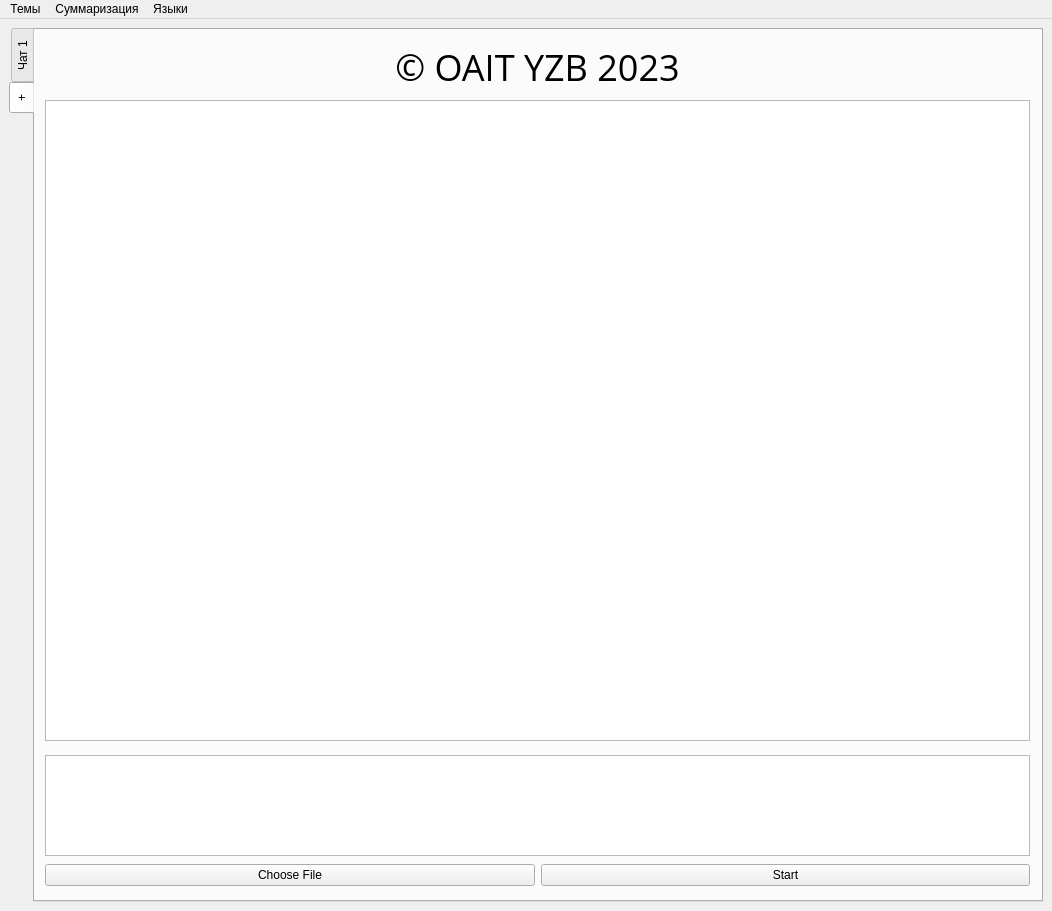
Qt form GUI/MainWindow2.ui (socloseeee/FileParserChatGPT) before a commit.
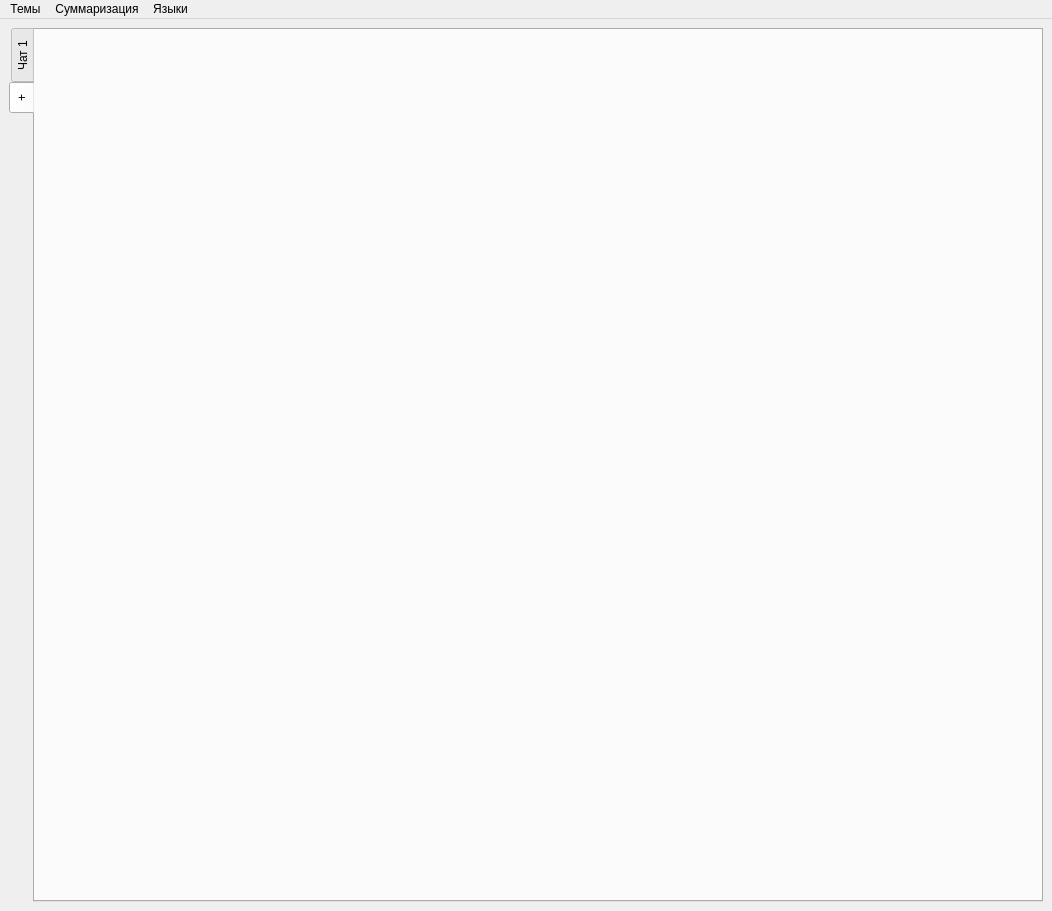
The same form after that commit. The open tabs and pages were chosen to show the change.

Diff of the .ui file:
```diff
--- a/GUI/MainWindow2.ui
+++ b/GUI/MainWindow2.ui
@@ -136,121 +136,6 @@
        <attribute name="title">
         <string>+</string>
        </attribute>
-       <widget class="QWidget" name="horizontalLayoutWidget_21">
-        <property name="geometry">
-         <rect>
-          <x>10</x>
-          <y>725</y>
-          <width>985</width>
-          <height>101</height>
-         </rect>
-        </property>
-        <layout class="QVBoxLayout" name="verticalLayout_5">
-         <property name="sizeConstraint">
-          <enum>QLayout::SetDefaultConstraint</enum>
-         </property>
-         <item>
-          <widget class="QTextEdit" name="textEdit_3"/>
-         </item>
-        </layout>
-       </widget>
-       <widget class="QWidget" name="horizontalLayoutWidget_3">
-        <property name="geometry">
-         <rect>
-          <x>10</x>
-          <y>70</y>
-          <width>985</width>
-          <height>641</height>
-         </rect>
-        </property>
-        <layout class="QVBoxLayout" name="verticalLayout_6">
-         <item>
-          <widget class="QTextEdit" name="textEdit_4">
-           <property name="font">
-            <font>
-             <pointsize>9</pointsize>
-            </font>
-           </property>
-          </widget>
-         </item>
-        </layout>
-       </widget>
-       <widget class="QWidget" name="verticalLayoutWidget_2">
-        <property name="geometry">
-         <rect>
-          <x>10</x>
-          <y>10</y>
-          <width>985</width>
-          <height>54</height>
-         </rect>
-        </property>
-        <layout class="QVBoxLayout" name="verticalLayout_7">
-         <item>
-          <layout class="QHBoxLayout" name="horizontalLayout_13">
-           <item>
-            <widget class="QLabel" name="label_5">
-             <property name="sizePolicy">
-              <sizepolicy hsizetype="Expanding" vsizetype="Preferred">
-               <horstretch>0</horstretch>
-               <verstretch>0</verstretch>
-              </sizepolicy>
-             </property>
-             <property name="font">
-              <font>
-               <family>Open Sans</family>
-               <pointsize>27</pointsize>
-              </font>
-             </property>
-             <property name="text">
-              <string>© OAIT YZB 2023</string>
-             </property>
-             <property name="alignment">
-              <set>Qt::AlignCenter</set>
-             </property>
-            </widget>
-           </item>
-          </layout>
-         </item>
-        </layout>
-       </widget>
-       <widget class="QWidget" name="horizontalLayoutWidget_4">
-        <property name="geometry">
-         <rect>
-          <x>10</x>
-          <y>832</y>
-          <width>985</width>
-          <height>27</height>
-         </rect>
-        </property>
-        <layout class="QHBoxLayout" name="horizontalLayout_3">
-         <item>
-          <widget class="QPushButton" name="pushButton_3">
-           <property name="sizePolicy">
-            <sizepolicy hsizetype="Expanding" vsizetype="Fixed">
-             <horstretch>0</horstretch>
-             <verstretch>0</verstretch>
-            </sizepolicy>
-           </property>
-           <property name="text">
-            <string>Choose File</string>
-           </property>
-          </widget>
-         </item>
-         <item>
-          <widget class="QPushButton" name="pushButton_4">
-           <property name="sizePolicy">
-            <sizepolicy hsizetype="Expanding" vsizetype="Fixed">
-             <horstretch>0</horstretch>
-             <verstretch>0</verstretch>
-            </sizepolicy>
-           </property>
-           <property name="text">
-            <string>Start</string>
-           </property>
-          </widget>
-         </item>
-        </layout>
-       </widget>
       </widget>
      </widget>
     </item>
```
